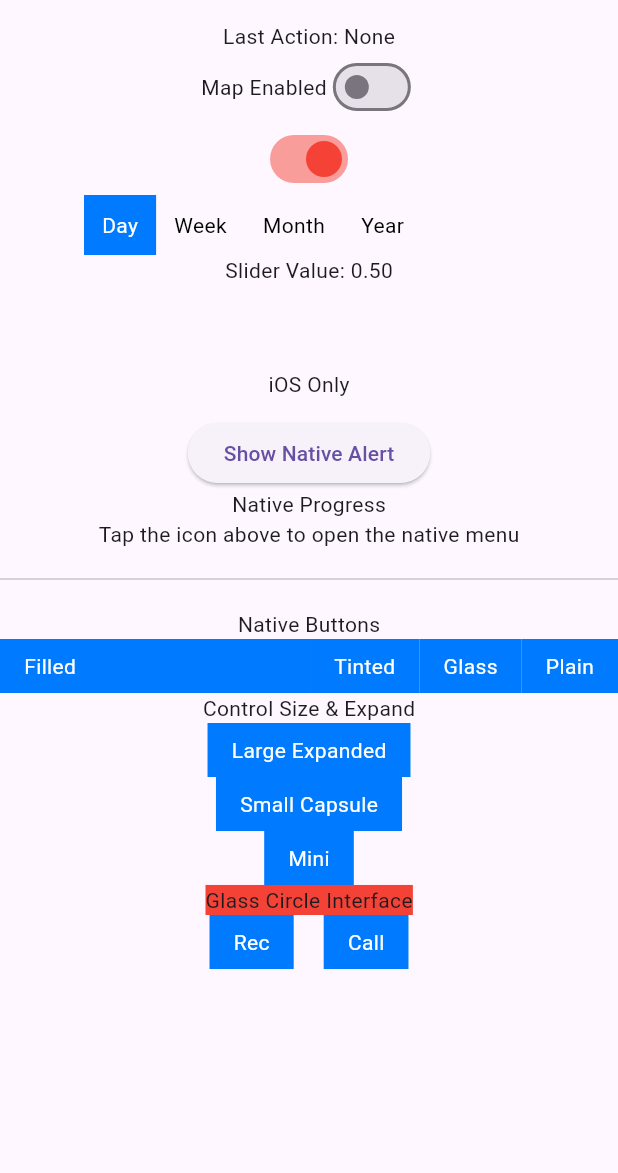
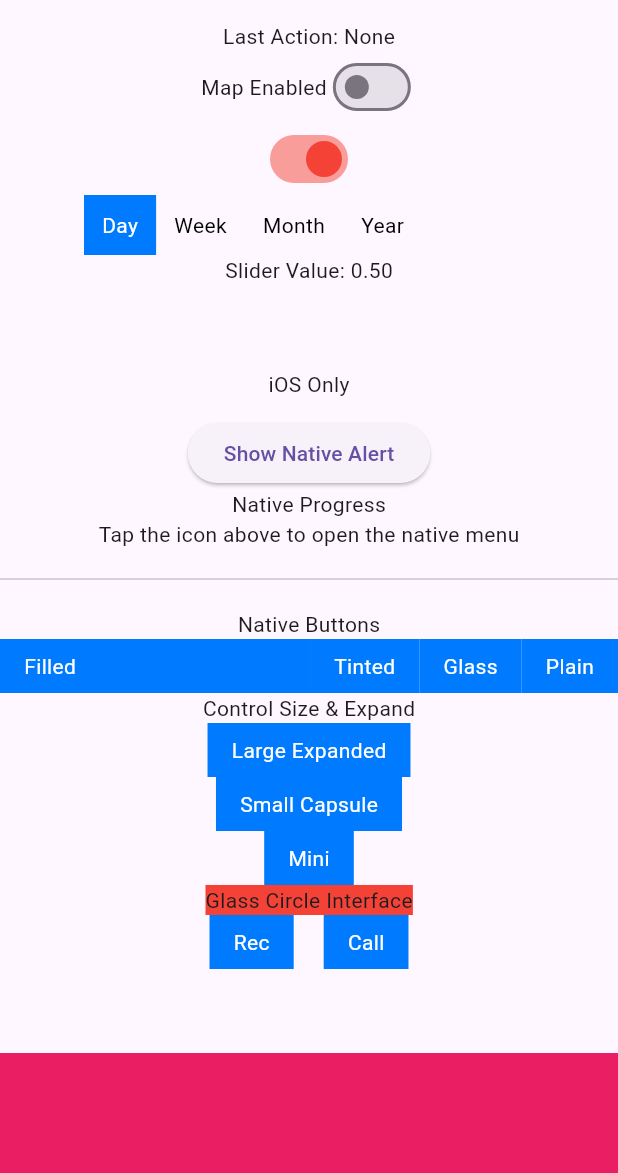
Before and after one commit to ru-ji/cupertino_widgets, a Flutter app: the screen it shows after launch, on a phone screen of 412 x 824 dp, the part 63-1236 px from its top. Run offline on Flutter 3.47's test engine with Material 3 defaults, Android fonts, the phone set to English and light mode, and no system bars.

```diff
--- a/example/lib/main.dart
+++ b/example/lib/main.dart
@@ -23,8 +23,9 @@ class _MyAppState extends State<MyApp> {
     return MaterialApp(
       home: Scaffold(
         appBar: AppBar(title: const Text('Native CupertinoNative Menu')),
-        bottomNavigationBar: SizedBox(
+        bottomNavigationBar: Container(
           height: 80,
+          color: Colors.pink,
           child: CupertinoNativeTabView(
             accentColor: Colors.orange,
             tabs: const [
--- a/lib/src/models/cupertino_native_tab.dart
+++ b/lib/src/models/cupertino_native_tab.dart
@@ -1,17 +1,26 @@
+enum CupertinoNativeTabRole { search }
+
 class CupertinoNativeTab {
   final String title;
   final String? systemImage;
   final String id;
+  final CupertinoNativeTabRole? role;
   // Optional: Badge count?
 
   const CupertinoNativeTab({
     required this.title,
     required this.id,
     this.systemImage,
+    this.role,
   });
 
   Map<String, dynamic> toMap() {
-    return {'title': title, 'systemImage': systemImage, 'id': id};
+    return {
+      'title': title,
+      'systemImage': systemImage,
+      'id': id,
+      'role': role?.name,
+    };
   }
 
   @override
@@ -20,9 +29,10 @@ class CupertinoNativeTab {
     return other is CupertinoNativeTab &&
         other.title == title &&
         other.systemImage == systemImage &&
-        other.id == id;
+        other.id == id &&
+        other.role == role;
   }
 
   @override
-  int get hashCode => Object.hash(title, systemImage, id);
+  int get hashCode => Object.hash(title, systemImage, id, role);
 }
```
Also changed, not shown: 2 other files.
